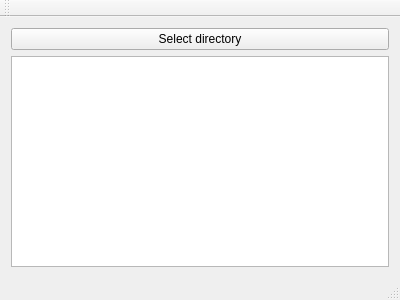
This is secodstepsorter.ui in szazdenes/secondError as Qt 5 draws it before an edit. The edited form follows.
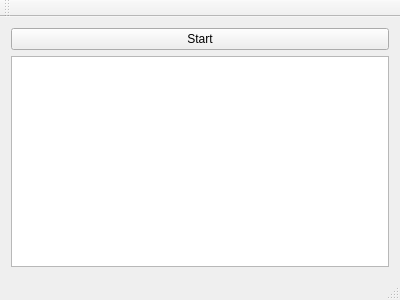
This is the edited form.

Commit message: "working, error sorted"

Diff of the .ui file:
```diff
--- a/secodstepsorter.ui
+++ b/secodstepsorter.ui
@@ -18,7 +18,7 @@
     <item row="0" column="0">
      <widget class="QPushButton" name="pushButton">
       <property name="text">
-       <string>Select directory</string>
+       <string>Start</string>
       </property>
      </widget>
     </item>
```
The commit also changes 2 other files.
